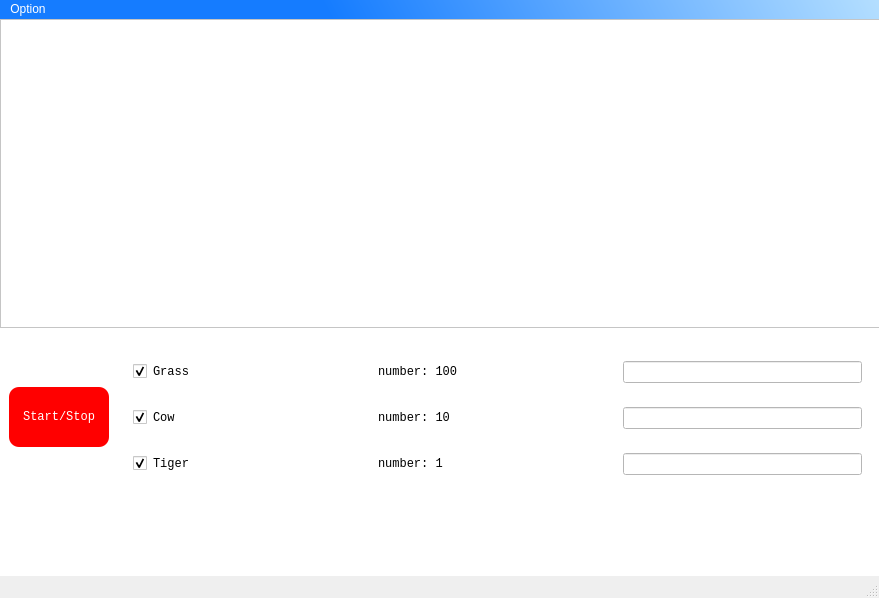
Qt form mainwindow.ui (Ladbaby/Ecosphere) before a commit.
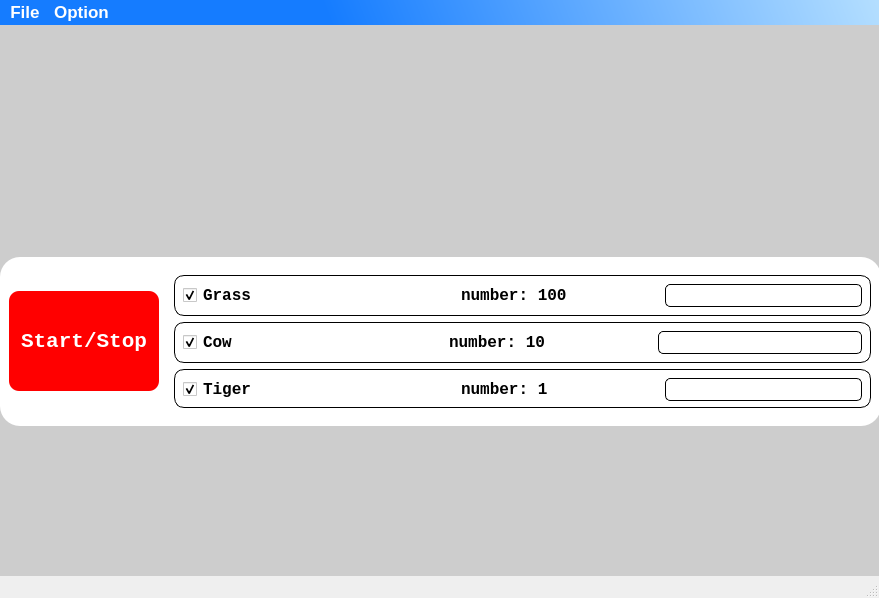
The same form after that commit. Custom widgets are drawn as their Qt base class.

Diff of the .ui file:
```diff
--- a/mainwindow.ui
+++ b/mainwindow.ui
@@ -15,7 +15,7 @@
   </property>
   <widget class="QWidget" name="centralwidget">
    <property name="styleSheet">
-    <string notr="true">background-color: rgb(255, 255, 255);</string>
+    <string notr="true">background-color: rgb(205,205,205);</string>
    </property>
    <widget class="QWidget" name="verticalWidget" native="true">
     <property name="geometry">
@@ -28,7 +28,7 @@
     </property>
     <layout class="QVBoxLayout" name="verticalLayout">
      <property name="bottomMargin">
-      <number>100</number>
+      <number>180</number>
      </property>
      <item>
       <widget class="QScrollArea" name="scrollArea">
@@ -38,6 +38,9 @@
          <verstretch>0</verstretch>
         </sizepolicy>
        </property>
+       <property name="styleSheet">
+        <string notr="true">border: 0px;</string>
+       </property>
        <property name="widgetResizable">
         <bool>true</bool>
        </property>
@@ -46,15 +49,15 @@
          <rect>
           <x>0</x>
           <y>0</y>
-          <width>865</width>
-          <height>330</height>
+          <width>863</width>
+          <height>217</height>
          </rect>
         </property>
        </widget>
       </widget>
      </item>
      <item>
-      <widget class="QWidget" name="horizontalWidge_main" native="true">
+      <widget class="QWidget" name="horizontalWidget_main" native="true">
        <property name="sizePolicy">
         <sizepolicy hsizetype="Preferred" vsizetype="Maximum">
          <horstretch>0</horstretch>
@@ -69,6 +72,7 @@
        </property>
        <property name="styleSheet">
         <string notr="true">border-color: rgb(85, 170, 255);
+border-radius: 20px;
 background-color: rgb(255,255,255);</string>
        </property>
        <layout class="QHBoxLayout" name="horizontalLayout">
@@ -88,13 +92,16 @@
           </property>
           <property name="minimumSize">
            <size>
-            <width>100</width>
-            <height>60</height>
+            <width>150</width>
+            <height>100</height>
            </size>
           </property>
           <property name="font">
            <font>
             <family>Consolas</family>
+            <pointsize>16</pointsize>
+            <weight>75</weight>
+            <bold>true</bold>
            </font>
           </property>
           <property name="styleSheet">
@@ -124,14 +131,30 @@
                <verstretch>0</verstretch>
               </sizepolicy>
              </property>
+             <property name="styleSheet">
+              <string notr="true">border-radius: 10px;
+border: 1px solid black;</string>
+             </property>
              <layout class="QHBoxLayout" name="horizontalLayout_grass">
               <item>
                <widget class="QCheckBox" name="checkBox_grass">
+                <property name="sizePolicy">
+                 <sizepolicy hsizetype="Maximum" vsizetype="Fixed">
+                  <horstretch>0</horstretch>
+                  <verstretch>0</verstretch>
+                 </sizepolicy>
+                </property>
                 <property name="font">
                  <font>
                   <family>Consolas</family>
+                  <pointsize>12</pointsize>
+                  <weight>75</weight>
+                  <bold>true</bold>
                  </font>
                 </property>
+                <property name="styleSheet">
+                 <string notr="true">border: 0px;</string>
+                </property>
                 <property name="text">
                  <string>Grass</string>
                 </property>
@@ -140,13 +163,35 @@
                 </property>
                </widget>
               </item>
+              <item>
+               <widget class="QLabel" name="icon_grass">
+                <property name="sizePolicy">
+                 <sizepolicy hsizetype="Preferred" vsizetype="Preferred">
+                  <horstretch>0</horstretch>
+                  <verstretch>0</verstretch>
+                 </sizepolicy>
+                </property>
+                <property name="styleSheet">
+                 <string notr="true">border:0px</string>
+                </property>
+                <property name="text">
+                 <string/>
+                </property>
+               </widget>
+              </item>
               <item>
                <widget class="QLabel" name="label_grass">
                 <property name="font">
                  <font>
                   <family>Consolas</family>
+                  <pointsize>12</pointsize>
+                  <weight>75</weight>
+                  <bold>true</bold>
                  </font>
                 </property>
+                <property name="styleSheet">
+                 <string notr="true">border: 0px;</string>
+                </property>
                 <property name="text">
                  <string>number: 100</string>
                 </property>
@@ -166,8 +211,14 @@
                   <height>0</height>
                  </size>
                 </property>
+                <property name="font">
+                 <font>
+                  <family>Consolas</family>
+                  <pointsize>12</pointsize>
+                 </font>
+                </property>
                 <property name="styleSheet">
-                 <string notr="true"/>
+                 <string notr="true">border-radius: 5px;</string>
                 </property>
                 <property name="clearButtonEnabled">
                  <bool>false</bool>
@@ -179,14 +230,30 @@
            </item>
            <item>
             <widget class="cowUI" name="horizontalWidget_cow" native="true">
+             <property name="styleSheet">
+              <string notr="true">border-radius: 10px;
+border: 1px solid black;</string>
+             </property>
              <layout class="QHBoxLayout" name="horizontalLayout_cow">
               <item>
                <widget class="QCheckBox" name="checkBox_cow">
+                <property name="sizePolicy">
+                 <sizepolicy hsizetype="Maximum" vsizetype="Fixed">
+                  <horstretch>0</horstretch>
+                  <verstretch>0</verstretch>
+                 </sizepolicy>
+                </property>
                 <property name="font">
                  <font>
                   <family>Consolas</family>
+                  <pointsize>12</pointsize>
+                  <weight>75</weight>
+                  <bold>true</bold>
                  </font>
                 </property>
+                <property name="styleSheet">
+                 <string notr="true">border: 0px;</string>
+                </property>
                 <property name="text">
                  <string>Cow</string>
                 </property>
@@ -195,13 +262,35 @@
                 </property>
                </widget>
               </item>
+              <item>
+               <widget class="QLabel" name="icon_cow">
+                <property name="layoutDirection">
+                 <enum>Qt::LeftToRight</enum>
+                </property>
+                <property name="styleSheet">
+                 <string notr="true">border:0px;</string>
+                </property>
+                <property name="text">
+                 <string/>
+                </property>
+                <property name="alignment">
+                 <set>Qt::AlignLeading|Qt::AlignLeft|Qt::AlignVCenter</set>
+                </property>
+               </widget>
+              </item>
               <item>
                <widget class="QLabel" name="label_cow">
                 <property name="font">
                  <font>
                   <family>Consolas</family>
+                  <pointsize>12</pointsize>
+                  <weight>75</weight>
+                  <bold>true</bold>
                  </font>
                 </property>
+                <property name="styleSheet">
+                 <string notr="true">border: 0px;</string>
+                </property>
                 <property name="text">
                  <string>number: 10</string>
                 </property>
@@ -215,6 +304,15 @@
                   <verstretch>0</verstretch>
                  </sizepolicy>
                 </property>
+                <property name="font">
+                 <font>
+                  <family>Consolas</family>
+                  <pointsize>12</pointsize>
+                 </font>
+                </property>
+                <property name="styleSheet">
+                 <string notr="true">border-radius: 5px;</string>
+                </property>
                </widget>
               </item>
              </layout>
@@ -222,17 +320,33 @@
            </item>
            <item>
             <widget class="tigerUI" name="horizontalWidget_tiger" native="true">
+             <property name="styleSheet">
+              <string notr="true">border-radius: 10px;
+border: 1px solid black;</string>
+             </property>
              <layout class="QHBoxLayout" name="horizontalLayout_tiger">
               <property name="bottomMargin">
                <number>7</number>
               </property>
               <item>
                <widget class="QCheckBox" name="checkBox_tiger">
+                <property name="sizePolicy">
+                 <sizepolicy hsizetype="Maximum" vsizetype="Fixed">
+                  <horstretch>0</horstretch>
+                  <verstretch>0</verstretch>
+                 </sizepolicy>
+                </property>
                 <property name="font">
                  <font>
                   <family>Consolas</family>
+                  <pointsize>12</pointsize>
+                  <weight>75</weight>
+                  <bold>true</bold>
                  </font>
                 </property>
+                <property name="styleSheet">
+                 <string notr="true">border: 0px;</string>
+                </property>
                 <property name="text">
                  <string>Tiger</string>
                 </property>
@@ -241,13 +355,29 @@
                 </property>
                </widget>
               </item>
+              <item>
+               <widget class="QLabel" name="icon_tiger">
+                <property name="styleSheet">
+                 <string notr="true">border:0px;</string>
+                </property>
+                <property name="text">
+                 <string/>
+                </property>
+               </widget>
+              </item>
               <item>
                <widget class="QLabel" name="label_tiger">
                 <property name="font">
                  <font>
                   <family>Consolas</family>
+                  <pointsize>12</pointsize>
+                  <weight>75</weight>
+                  <bold>true</bold>
                  </font>
                 </property>
+                <property name="styleSheet">
+                 <string notr="true">border: 0px;</string>
+                </property>
                 <property name="text">
                  <string>number: 1</string>
                 </property>
@@ -261,6 +391,15 @@
                   <verstretch>0</verstretch>
                  </sizepolicy>
                 </property>
+                <property name="font">
+                 <font>
+                  <family>Consolas</family>
+                  <pointsize>12</pointsize>
+                 </font>
+                </property>
+                <property name="styleSheet">
+                 <string notr="true">border-radius: 5px;</string>
+                </property>
                </widget>
               </item>
              </layout>
@@ -281,7 +420,7 @@
      <x>0</x>
      <y>0</y>
      <width>879</width>
-     <height>20</height>
+     <height>28</height>
     </rect>
    </property>
    <property name="palette">
@@ -582,10 +721,17 @@
      </disabled>
     </palette>
    </property>
+   <property name="font">
+    <font>
+     <pointsize>13</pointsize>
+     <weight>75</weight>
+     <bold>true</bold>
+    </font>
+   </property>
    <property name="styleSheet">
     <string notr="true">background-color: qlineargradient(spread:pad, x1:0, y1:0.528045, x2:1, y2:0.517, stop:0.370787 rgba(21, 124, 255, 255), stop:1 rgba(179, 222, 255, 255)); color: white;</string>
    </property>
-   <widget class="QMenu" name="menuwtf">
+   <widget class="QMenu" name="menuOption">
     <property name="palette">
      <palette>
       <active>
@@ -785,15 +931,67 @@
       </disabled>
      </palette>
     </property>
+    <property name="font">
+     <font>
+      <pointsize>12</pointsize>
+     </font>
+    </property>
     <property name="styleSheet">
      <string notr="true">background-color: white; color: black;</string>
     </property>
     <property name="title">
      <string>Option</string>
     </property>
-    <addaction name="actionBackground"/>
+    <widget class="QMenu" name="menuBackground">
+     <property name="font">
+      <font>
+       <pointsize>12</pointsize>
+      </font>
+     </property>
+     <property name="title">
+      <string>Background</string>
+     </property>
+     <addaction name="actionwhite"/>
+     <addaction name="actionsample_image"/>
+     <addaction name="actioncustomized_image"/>
+    </widget>
+    <widget class="QMenu" name="menuCreature_Icon">
+     <property name="font">
+      <font>
+       <pointsize>12</pointsize>
+      </font>
+     </property>
+     <property name="title">
+      <string>Creature Icon</string>
+     </property>
+     <addaction name="actiongrass"/>
+     <addaction name="actioncow"/>
+     <addaction name="actiontiger"/>
+    </widget>
+    <addaction name="menuBackground"/>
+    <addaction name="menuCreature_Icon"/>
+    <addaction name="actionGrid"/>
+    <addaction name="actionAxis"/>
    </widget>
-   <addaction name="menuwtf"/>
+   <widget class="QMenu" name="menuFile">
+    <property name="font">
+     <font>
+      <pointsize>12</pointsize>
+      <weight>50</weight>
+      <bold>false</bold>
+     </font>
+    </property>
+    <property name="styleSheet">
+     <string notr="true">background-color: white;
+color: black;</string>
+    </property>
+    <property name="title">
+     <string>File</string>
+    </property>
+    <addaction name="actionSave_Image"/>
+   </widget>
+   <addaction name="menuFile"/>
+   <addaction name="menuOption"/>
   </widget>
   <widget class="QStatusBar" name="statusbar">
    <property name="sizePolicy">
@@ -803,18 +1001,61 @@
     </sizepolicy>
    </property>
   </widget>
-  <action name="actionBackground">
+  <action name="actionwhite">
+   <property name="text">
+    <string>white</string>
+   </property>
+  </action>
+  <action name="actionsample_image">
+   <property name="text">
+    <string>sample image</string>
+   </property>
+  </action>
+  <action name="actioncustomized_image">
+   <property name="text">
+    <string>customized image</string>
+   </property>
+  </action>
+  <action name="actionGrid">
    <property name="checkable">
     <bool>true</bool>
    </property>
    <property name="checked">
-    <bool>false</bool>
+    <bool>true</bool>
    </property>
-   <property name="enabled">
+   <property name="text">
+    <string>Grid</string>
+   </property>
+  </action>
+  <action name="actionAxis">
+   <property name="checkable">
     <bool>true</bool>
    </property>
+   <property name="checked">
+    <bool>true</bool>
+   </property>
    <property name="text">
-    <string>Background</string>
+    <string>Axis</string>
+   </property>
+  </action>
+  <action name="actiongrass">
+   <property name="text">
+    <string>grass</string>
+   </property>
+  </action>
+  <action name="actioncow">
+   <property name="text">
+    <string>cow</string>
+   </property>
+  </action>
+  <action name="actiontiger">
+   <property name="text">
+    <string>tiger</string>
+   </property>
+  </action>
+  <action name="actionSave_Image">
+   <property name="text">
+    <string>Save Image</string>
    </property>
   </action>
  </widget>
```
